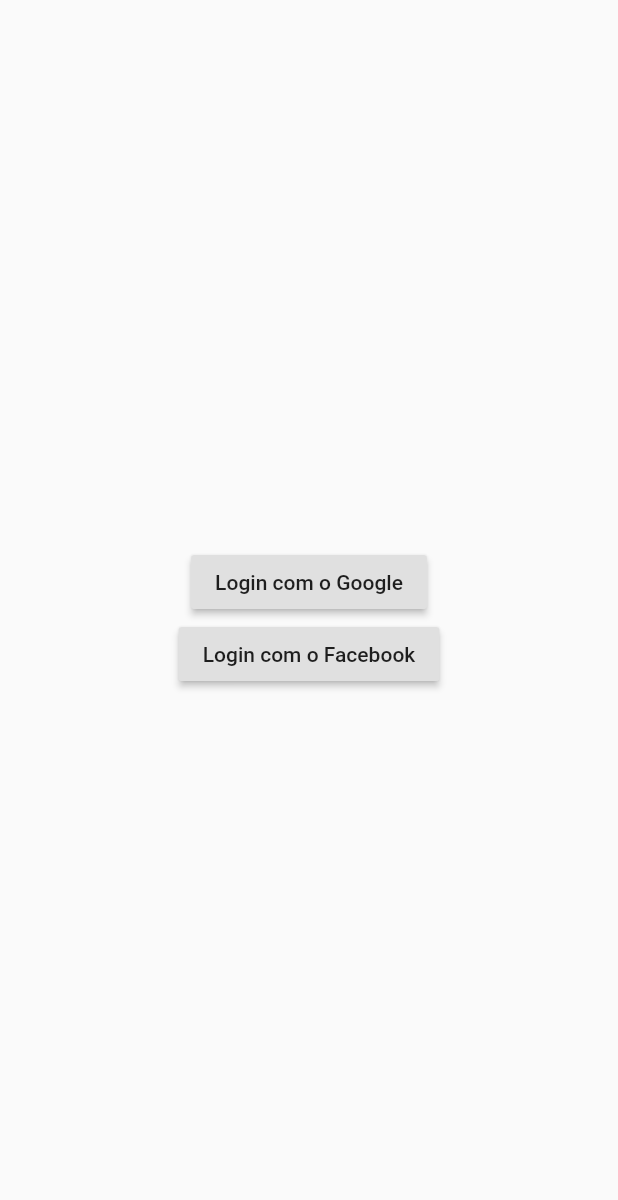
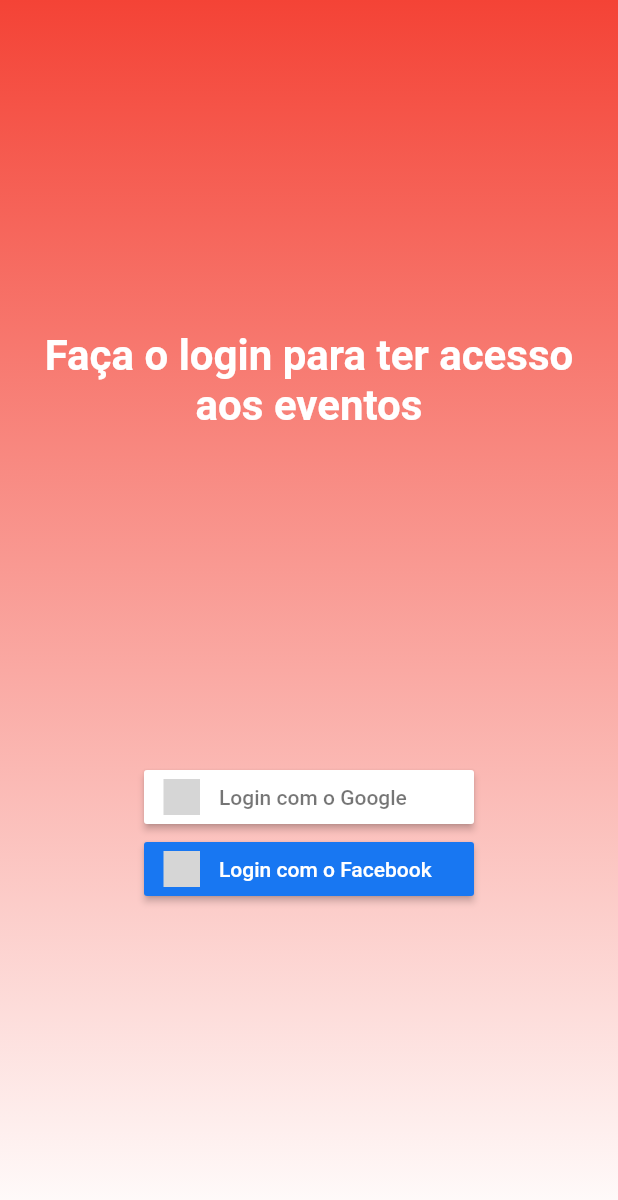
Before and after one commit to ErickCReis/Desafio-Gran-Cursos, a Flutter app: the SignInPage widget shown alone on an empty page, opened directly, on a phone screen of 412 x 824 dp. Shown: the top 1200 px of the screen. Run offline on Flutter 3.47's test engine with Material 2 defaults, Android fonts, the phone set to English and light mode, and no system bars; our stand-ins replace firebase_auth, firebase_core, flutter_secure_storage, flutter_signin_button, google_sign_in; missing offline and left inert: flutter_facebook_auth; accounts and stored records are empty; grey boxes are pictures that could not be loaded.

```diff
--- a/app/lib/ui/sign_in_page.dart
+++ b/app/lib/ui/sign_in_page.dart
@@ -1,5 +1,6 @@
 import 'package:flutter/material.dart';
 import 'package:provider/provider.dart';
+import 'package:flutter_signin_button/flutter_signin_button.dart';
 
 import 'package:app/services/authentication_service.dart';
 
@@ -9,26 +10,51 @@ class SignInPage extends StatelessWidget {
 
   @override
   Widget build(BuildContext context) {
-    return Scaffold(
-      body: Center(
-        child: Column(
-          mainAxisAlignment: MainAxisAlignment.center,
+    return Stack(
+      fit: StackFit.expand,
       children: [
-            RaisedButton(
+        Container(
+          decoration: BoxDecoration(
+              gradient: LinearGradient(
+                  begin: Alignment.topCenter,
+                  end: Alignment.bottomCenter,
+                  colors: [Colors.red, Colors.white])),
+        ),
+        Column(
+          mainAxisAlignment: MainAxisAlignment.spaceEvenly,
+          children: [
+            Padding(
+              padding: EdgeInsets.symmetric(horizontal: 20),
+              child: Text(
+                'Faça o login para ter acesso aos eventos',
+                textAlign: TextAlign.center,
+                style: TextStyle(
+                    color: Colors.white,
+                    fontSize: 28,
+                    fontWeight: FontWeight.bold),
+              ),
+            ),
+            Column(
+              children: [
+                SignInButton(
+                  Buttons.Google,
+                  text: "Login com o Google",
                   onPressed: () {
                     context.read<AuthenticationService>().signInWithGoogle();
                   },
-              child: Text("Login com o Google"),
                 ),
-            RaisedButton(
+                SignInButton(
+                  Buttons.FacebookNew,
+                  text: "Login com o Facebook",
                   onPressed: () {
                     context.read<AuthenticationService>().signInWithFacebook();
                   },
-              child: Text("Login com o Facebook"),
                 ),
               ],
             ),
+          ],
         ),
+      ],
     );
   }
 }
--- a/app/pubspec.yaml
+++ b/app/pubspec.yaml
@@ -26,6 +26,7 @@ dependencies:
   provider: ^4.3.3
   flutter_secure_storage: ^3.3.5
   http: ^0.12.2
+  flutter_signin_button: ^1.1.0
 
 dev_dependencies:
   flutter_test:
```
Also changed, not shown: app/lib/ui/profile_page.dart (+41 -10 lines), app/pubspec.lock. Lines whose indentation alone changed are shown as unchanged.
